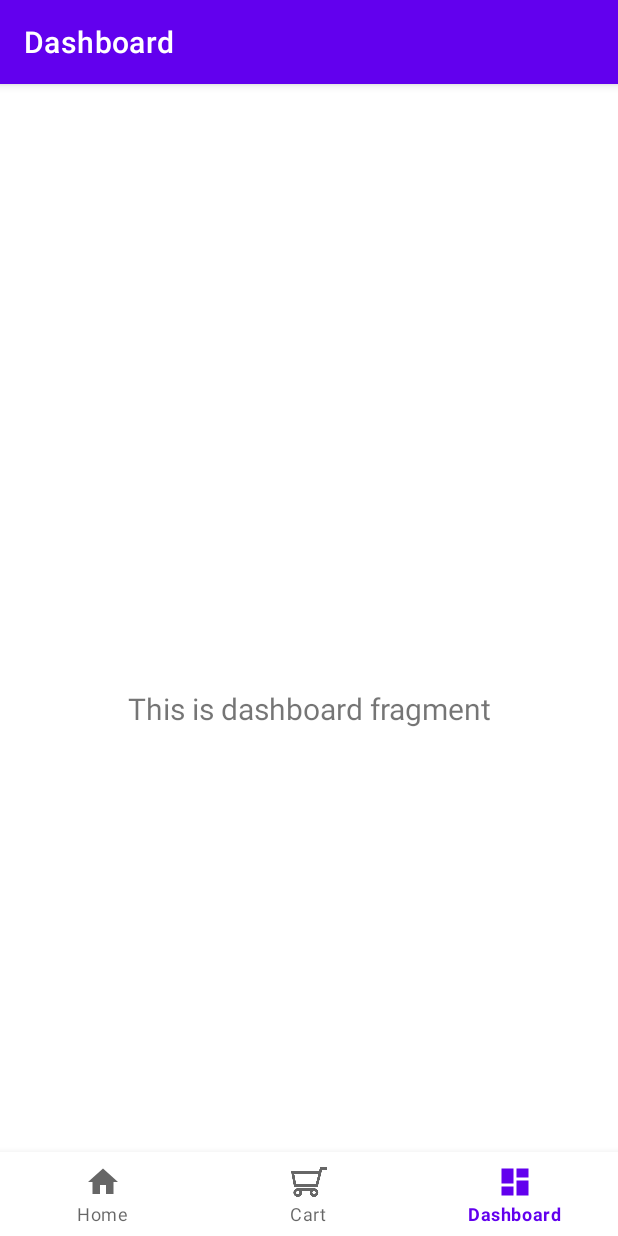
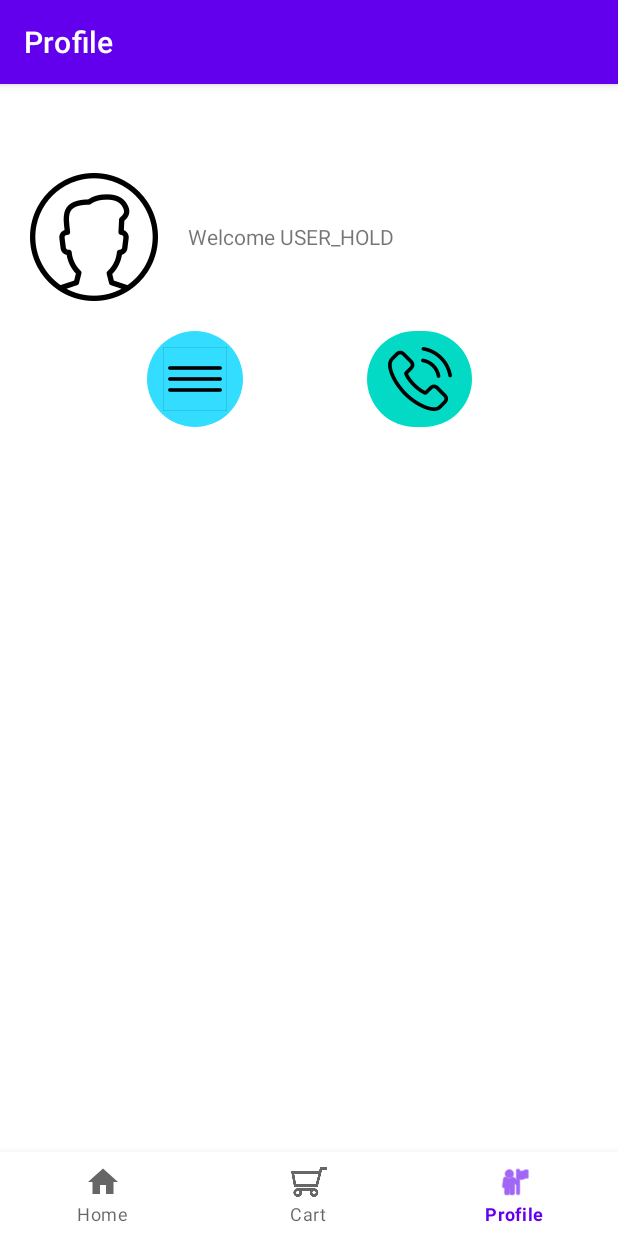
Before and after one commit to NVC414/proiect_practica_WindRiver, an Android app: the ProfileFragment screen opened through its navigation route, on a phone screen of 412 x 824 dp. Run offline under Robolectric (Android 15) with nearby library versions, the phone set to English and light mode, and no system bars; our stand-ins replace navigation-ui.

Commit message:
Profile Fragment

```diff
--- a/app/build.gradle.kts
+++ b/app/build.gradle.kts
@@ -44,6 +44,7 @@ dependencies {
     implementation(libs.navigation.fragment)
     implementation(libs.navigation.ui)
     implementation(libs.mediarouter)
+    implementation(libs.recyclerview)
     testImplementation(libs.junit)
     androidTestImplementation(libs.ext.junit)
     androidTestImplementation(libs.espresso.core)
--- a/app/src/main/java/com/example/myapplication/MainActivity.java
+++ b/app/src/main/java/com/example/myapplication/MainActivity.java
@@ -30,7 +30,7 @@ public class MainActivity extends AppCompatActivity
         // menu should be considered as top level destinations.
         //this is a pull request test
         AppBarConfiguration appBarConfiguration = new AppBarConfiguration.Builder(
-                R.id.navigation_home, R.id.navigation_dashboard, R.id.navigation_cart).build();
+                R.id.navigation_home, R.id.navigation_profile, R.id.navigation_cart).build();
         NavController navController = Navigation.findNavController(this, R.id.nav_host_fragment_activity_main);
         NavigationUI.setupActionBarWithNavController(this, navController, appBarConfiguration);
         NavigationUI.setupWithNavController(binding.navView, navController);
--- a/app/src/main/java/com/example/myapplication/ui/dashboard/DashboardFragment.java
+++ b/app/src/main/java/com/example/myapplication/ui/profile/ProfileFragment.java
@@ -1,4 +1,4 @@
-package com.example.myapplication.ui.dashboard;
+package com.example.myapplication.ui.profile;
 
 import android.os.Bundle;
 import android.view.LayoutInflater;
@@ -10,22 +10,21 @@ import androidx.annotation.NonNull;
 import androidx.fragment.app.Fragment;
 import androidx.lifecycle.ViewModelProvider;
 
-import com.example.myapplication.databinding.FragmentDashboardBinding;
+import com.example.myapplication.databinding.FragmentProfileBinding;
 
-public class DashboardFragment extends Fragment
+public class ProfileFragment extends Fragment
     {
 
-    private FragmentDashboardBinding binding;
+    private FragmentProfileBinding binding;
 
     public View onCreateView(@NonNull LayoutInflater inflater, ViewGroup container, Bundle savedInstanceState)
     {
-        DashboardViewModel dashboardViewModel = new ViewModelProvider(this).get(DashboardViewModel.class);
+        ProfileViewModel ProfileViewModel = new ViewModelProvider(this).get(ProfileViewModel.class);
 
-        binding = FragmentDashboardBinding.inflate(inflater, container, false);
+        binding = FragmentProfileBinding.inflate(inflater, container, false);
         View root = binding.getRoot();
 
-        final TextView textView = binding.textDashboard;
-        dashboardViewModel.getText().observe(getViewLifecycleOwner(), textView::setText);
+
         return root;
     }
 
--- a/app/src/main/java/com/example/myapplication/ui/dashboard/DashboardViewModel.java
+++ b/app/src/main/java/com/example/myapplication/ui/profile/ProfileViewModel.java
@@ -1,18 +1,18 @@
-package com.example.myapplication.ui.dashboard;
+package com.example.myapplication.ui.profile;
 
 import androidx.lifecycle.LiveData;
 import androidx.lifecycle.MutableLiveData;
 import androidx.lifecycle.ViewModel;
 
-public class DashboardViewModel extends ViewModel
+public class ProfileViewModel extends ViewModel
     {
 
     private final MutableLiveData<String> mText;
 
-    public DashboardViewModel()
+    public ProfileViewModel()
     {
         mText = new MutableLiveData<>();
-        mText.setValue("This is dashboard fragment");
+        mText.setValue("This is profile fragment");
     }
 
     public LiveData<String> getText()
--- /dev/null
+++ b/app/src/main/res/drawable/roundedcorners.xml
@@ -0,0 +1,5 @@
+<?xml version="1.0" encoding="utf-8"?>
+    <shape xmlns:android="http://schemas.android.com/apk/res/android">
+        <solid android:color="#33DDFF" />
+        <corners android:radius="40dp" />
+    </shape>
--- a/app/src/main/res/layout/fragment_dashboard.xml
+++ /dev/null
@@ -1,22 +0,0 @@
-<?xml version="1.0" encoding="utf-8"?>
-<androidx.constraintlayout.widget.ConstraintLayout xmlns:android="http://schemas.android.com/apk/res/android"
-    xmlns:app="http://schemas.android.com/apk/res-auto"
-    xmlns:tools="http://schemas.android.com/tools"
-    android:layout_width="match_parent"
-    android:layout_height="match_parent"
-    tools:context=".ui.dashboard.DashboardFragment">
-
-    <TextView
-        android:id="@+id/text_dashboard"
-        android:layout_width="match_parent"
-        android:layout_height="wrap_content"
-        android:layout_marginStart="8dp"
-        android:layout_marginTop="8dp"
-        android:layout_marginEnd="8dp"
-        android:textAlignment="center"
-        android:textSize="20sp"
-        app:layout_constraintBottom_toBottomOf="parent"
-        app:layout_constraintEnd_toEndOf="parent"
-        app:layout_constraintStart_toStartOf="parent"
-        app:layout_constraintTop_toTopOf="parent" />
-</androidx.constraintlayout.widget.ConstraintLayout>
--- /dev/null
+++ b/app/src/main/res/layout/fragment_profile.xml
@@ -0,0 +1,84 @@
+<?xml version="1.0" encoding="utf-8"?>
+<androidx.constraintlayout.widget.ConstraintLayout xmlns:android="http://schemas.android.com/apk/res/android"
+    xmlns:app="http://schemas.android.com/apk/res-auto"
+    xmlns:tools="http://schemas.android.com/tools"
+    android:layout_width="match_parent"
+    android:layout_height="match_parent"
+    tools:context=".ui.profile.ProfileFragment">
+
+    <LinearLayout
+        android:layout_width="409dp"
+        android:layout_height="729dp"
+        android:orientation="vertical"
+        app:layout_constraintBottom_toBottomOf="parent"
+        app:layout_constraintEnd_toEndOf="parent"
+        app:layout_constraintHorizontal_bias="0.0"
+        app:layout_constraintStart_toStartOf="parent"
+        app:layout_constraintTop_toTopOf="parent"
+        app:layout_constraintVertical_bias="1.0">
+
+        <TextView
+            android:id="@+id/textView"
+            android:layout_width="match_parent"
+            android:layout_height="wrap_content"
+            android:drawableStart="@drawable/user_profile_svgrepo_com128"
+            android:drawablePadding="20dp"
+            android:gravity="center_vertical"
+            android:padding="20dp"
+            android:text="Welcome USER_HOLD"
+            android:textAlignment="textStart"
+            android:textIsSelectable="false" />
+
+        <LinearLayout
+            android:layout_width="match_parent"
+            android:layout_height="66dp"
+            android:orientation="horizontal">
+
+            <View
+                android:id="@+id/divider2"
+                android:layout_width="48dp"
+                android:layout_height="match_parent"
+                android:layout_weight="1" />
+
+            <ImageButton
+                android:id="@+id/imageButton4"
+                style="?attr/imageButtonStyle"
+                android:layout_width="64dp"
+                android:layout_height="64dp"
+                android:background="@drawable/roundedcorners"
+                android:src="@drawable/rect4" />
+
+            <View
+                android:id="@+id/divider"
+                android:layout_width="32dp"
+                android:layout_height="match_parent"
+                android:layout_weight="1"
+                android:background="?android:attr/listDivider"
+                android:backgroundTint="@color/white" />
+
+            <ImageButton
+                android:id="@+id/imageButton3"
+                style="@style/Widget.Design.FloatingActionButton"
+                android:layout_width="19dp"
+                android:layout_height="64dp"
+                android:layout_weight="1"
+                android:background="@drawable/roundedcorners"
+                android:contentDescription="@string/title_profile"
+                android:src="@drawable/phone_call_svgrepo_com" />
+
+            <View
+                android:id="@+id/divider3"
+                android:layout_width="44dp"
+                android:layout_height="match_parent"
+                android:layout_weight="1" />
+
+        </LinearLayout>
+
+        <LinearLayout
+            android:layout_width="match_parent"
+            android:layout_height="250dp"
+            android:orientation="vertical"/>
+
+    </LinearLayout>
+
+</androidx.constraintlayout.widget.ConstraintLayout>
--- a/app/src/main/res/menu/bottom_nav_menu.xml
+++ b/app/src/main/res/menu/bottom_nav_menu.xml
@@ -12,8 +12,8 @@
         android:icon="@drawable/shopping_cart_outline_svgrepo_com200"
         android:title="@string/title_cart" />
     <item
-        android:id="@+id/navigation_dashboard"
-        android:icon="@drawable/ic_dashboard_black_24dp"
-        android:title="@string/title_dashboard" />
+        android:id="@+id/navigation_profile"
+        android:icon="@android:drawable/ic_menu_myplaces"
+        android:title="@string/title_profile" />
 
 </menu>
--- a/app/src/main/res/navigation/mobile_navigation.xml
+++ b/app/src/main/res/navigation/mobile_navigation.xml
@@ -12,10 +12,10 @@
         tools:layout="@layout/fragment_home" />
 
     <fragment
-        android:id="@+id/navigation_dashboard"
-        android:name="com.example.myapplication.ui.dashboard.DashboardFragment"
-        android:label="@string/title_dashboard"
-        tools:layout="@layout/fragment_dashboard" />
+        android:id="@+id/navigation_profile"
+        android:name="com.example.myapplication.ui.profile.ProfileFragment"
+        android:label="@string/title_profile"
+        tools:layout="@layout/fragment_profile" />
 
     <fragment
         android:id="@+id/navigation_cart"
--- a/app/src/main/res/values/strings.xml
+++ b/app/src/main/res/values/strings.xml
@@ -1,6 +1,6 @@
 <resources>
     <string name="app_name">My Application</string>
     <string name="title_home">Home</string>
-    <string name="title_dashboard">Dashboard</string>
+    <string name="title_profile">Profile</string>
     <string name="title_cart">Cart</string>
 </resources>
```
Also changed, not shown: app/src/main/res/drawable-nodpi/phone_call_svgrepo_com.png (added), app/src/main/res/drawable-nodpi/rect4.png (added), app/src/main/res/drawable-nodpi/user_profile_svgrepo_com.png (added), app/src/main/res/drawable-nodpi/user_profile_svgrepo_com128.png (added).
